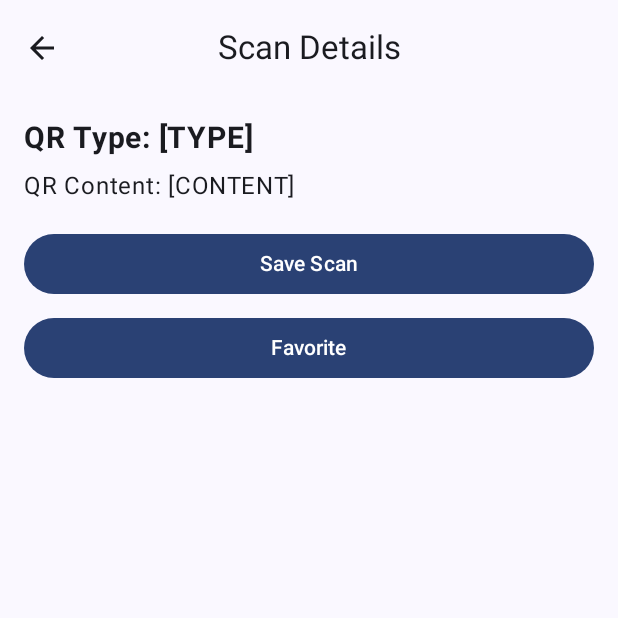
After one commit to tirlapuram/SnapQR, an Android app built with Jetpack Compose: the ScanDetailsScreen screen opened through its navigation route, on a phone screen of 412 x 824 dp, the top half of it. The commit adds this screen. Run offline under Robolectric (Android 15) with nearby library versions, the phone set to English and light mode, and no system bars; our stand-ins replace Dagger/Hilt's generated code; libraries missing offline, so code that uses them is left out: androidx.camera.core, androidx.camera.view, com.google.mlkit.vision.

Commit message:
commit 10

```diff
--- a/app/src/main/java/uk/ac/tees/mad/snapqr/SnapQrNav.kt
+++ b/app/src/main/java/uk/ac/tees/mad/snapqr/SnapQrNav.kt
@@ -1,13 +1,17 @@
 package uk.ac.tees.mad.snapqr
 
 import androidx.compose.runtime.Composable
+import androidx.hilt.navigation.compose.hiltViewModel
 import androidx.navigation.compose.NavHost
 import androidx.navigation.compose.composable
 import androidx.navigation.compose.rememberNavController
 import uk.ac.tees.mad.snapqr.ui.homescreen.HomeNav
 import uk.ac.tees.mad.snapqr.ui.homescreen.HomeScreen
+import uk.ac.tees.mad.snapqr.ui.scandetails.ScanDetailNav
+import uk.ac.tees.mad.snapqr.ui.scandetails.ScanDetailsScreen
 import uk.ac.tees.mad.snapqr.ui.scanqr.ScanNav
 import uk.ac.tees.mad.snapqr.ui.scanqr.ScanQRScreen
+import uk.ac.tees.mad.snapqr.ui.scanqr.ScanQRViewModel
 import uk.ac.tees.mad.snapqr.ui.splashscreen.SplashNav
 import uk.ac.tees.mad.snapqr.ui.splashscreen.SplashScreen
 
@@ -15,6 +19,7 @@ import uk.ac.tees.mad.snapqr.ui.splashscreen.SplashScreen
 @Composable
 fun SnapQRNav() {
     val navController = rememberNavController()
+    val scanQRViewModel: ScanQRViewModel = hiltViewModel()
     NavHost(navController = navController, startDestination = SplashNav.route) {
         composable(route = SplashNav.route) {
             SplashScreen(navigateBack = {
@@ -25,7 +30,11 @@ fun SnapQRNav() {
             HomeScreen(navController)
         }
         composable(route = ScanNav.route) {
-            ScanQRScreen(navController = navController)
+            ScanQRScreen(navController = navController, scanQRViewModel = scanQRViewModel)
+        }
+
+        composable(ScanDetailNav.route) {
+            ScanDetailsScreen(navController = navController, scanQRViewModel = scanQRViewModel)
         }
     }
 }
--- /dev/null
+++ b/app/src/main/java/uk/ac/tees/mad/snapqr/ui/scandetails/ScanDetailsScreen.kt
@@ -0,0 +1,101 @@
+package uk.ac.tees.mad.snapqr.ui.scandetails
+
+import android.content.Intent
+import android.net.Uri
+import androidx.compose.foundation.layout.Column
+import androidx.compose.foundation.layout.Spacer
+import androidx.compose.foundation.layout.fillMaxSize
+import androidx.compose.foundation.layout.fillMaxWidth
+import androidx.compose.foundation.layout.height
+import androidx.compose.foundation.layout.padding
+import androidx.compose.material.icons.Icons
+import androidx.compose.material.icons.filled.ArrowBack
+import androidx.compose.material3.Button
+import androidx.compose.material3.CenterAlignedTopAppBar
+import androidx.compose.material3.ExperimentalMaterial3Api
+import androidx.compose.material3.Icon
+import androidx.compose.material3.IconButton
+import androidx.compose.material3.Scaffold
+import androidx.compose.material3.Text
+import androidx.compose.material3.TextButton
+import androidx.compose.material3.TopAppBar
+import androidx.compose.runtime.Composable
+import androidx.compose.runtime.collectAsState
+import androidx.compose.ui.Modifier
+import androidx.compose.ui.platform.LocalContext
+import androidx.compose.ui.text.font.FontWeight
+import androidx.compose.ui.unit.dp
+import androidx.compose.ui.unit.sp
+import androidx.hilt.navigation.compose.hiltViewModel
+import androidx.navigation.NavHostController
+import uk.ac.tees.mad.snapqr.SnapNav
+import uk.ac.tees.mad.snapqr.ui.scanqr.ScanQRViewModel
+
+object ScanDetailNav : SnapNav {
+    override val route: String = "scan_details"
+}
+
+@OptIn(ExperimentalMaterial3Api::class)
+@Composable
+fun ScanDetailsScreen(
+    navController: NavHostController,
+    scanQRViewModel: ScanQRViewModel
+) {
+    val state = scanQRViewModel.state.collectAsState().value
+    val qrType = state.qrType
+    var qrContent = state.qrContent
+    val context = LocalContext.current
+
+    Scaffold(
+        topBar = {
+            CenterAlignedTopAppBar(
+                title = { Text("Scan Details") },
+                navigationIcon = {
+                    IconButton(onClick = { }) {
+                        Icon(Icons.Default.ArrowBack, contentDescription = "Back")
+                    }
+                }
+            )
+        }
+    ) { paddingValues ->
+        Column(
+            modifier = Modifier
+                .fillMaxSize()
+                .padding(paddingValues)
+                .padding(16.dp)
+        ) {
+            Text(text = "QR Type: ${state.qrType}", fontSize = 20.sp, fontWeight = FontWeight.Bold)
+            Spacer(modifier = Modifier.height(8.dp))
+            if (qrType == "URL") {
+                TextButton(onClick = {
+                    if (!qrContent.startsWith("http://") && !qrContent.startsWith("https://")) {
+                        scanQRViewModel.updateState(qrType, qrContent = "http://$qrContent")
+                    }
+                    val browserIntent = Intent(Intent.ACTION_VIEW, Uri.parse(qrContent))
+                    context.startActivity(browserIntent)
+                }) {
+                    Text(text = qrContent, fontSize = 18.sp)
+                }
+            } else {
+                Text(text = "QR Content: ${state.qrContent}", fontSize = 16.sp)
+            }
+            Spacer(modifier = Modifier.height(16.dp))
+
+            Button(
+                onClick = { },
+                modifier = Modifier.fillMaxWidth()
+            ) {
+                Text("Save Scan")
+            }
+
+            Spacer(modifier = Modifier.height(8.dp))
+
+            Button(
+                onClick = { },
+                modifier = Modifier.fillMaxWidth()
+            ) {
+                Text("Favorite")
+            }
+        }
+    }
+}
--- a/app/src/main/java/uk/ac/tees/mad/snapqr/ui/scanqr/ScanQRScreen.kt
+++ b/app/src/main/java/uk/ac/tees/mad/snapqr/ui/scanqr/ScanQRScreen.kt
@@ -59,6 +59,7 @@ import uk.ac.tees.mad.snapqr.CAMERA_PERMISSION
 import uk.ac.tees.mad.snapqr.SnapNav
 import uk.ac.tees.mad.snapqr.cameraPermissionRequest
 import uk.ac.tees.mad.snapqr.openPermissionSetting
+import uk.ac.tees.mad.snapqr.ui.scandetails.ScanDetailNav
 import java.util.concurrent.Executors
 
 object ScanNav : SnapNav {
@@ -70,7 +71,7 @@ object ScanNav : SnapNav {
 @Composable
 fun ScanQRScreen(
     navController: NavHostController,
-    scanQRViewModel: ScanQRViewModel = hiltViewModel(),
+    scanQRViewModel: ScanQRViewModel,
     cameraXViewModel: CameraXViewModel = hiltViewModel()
 ) {
 
@@ -138,7 +139,9 @@ fun ScanQRScreen(
                             val barcodeScanner = BarcodeScanning.getClient()
                             val imageAnalysis = ImageAnalysis.Builder().build()
                             imageAnalysis.setAnalyzer(Executors.newSingleThreadExecutor()) { imageProxy ->
-                                processImage(scanQRViewModel, barcodeScanner, imageProxy)
+                                processImage(scanQRViewModel, barcodeScanner, imageProxy, context) {
+                                    navController.navigate(ScanDetailNav.route)
+                                }
                             }
 
                             cameraProvider?.bindToLifecycle(
```
